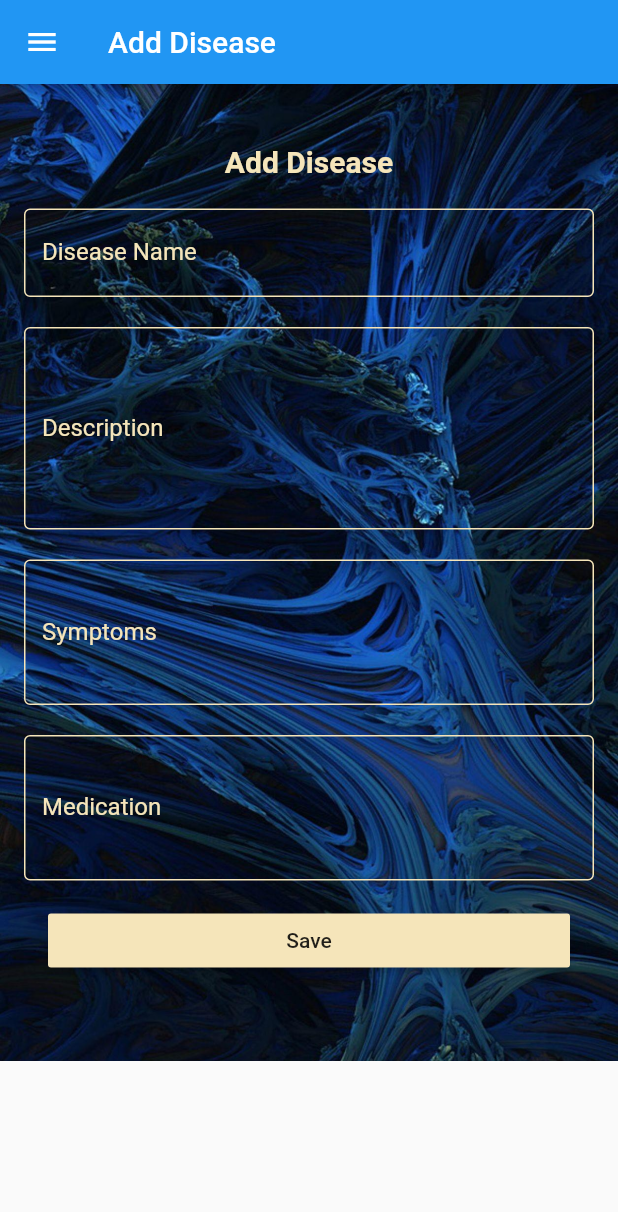
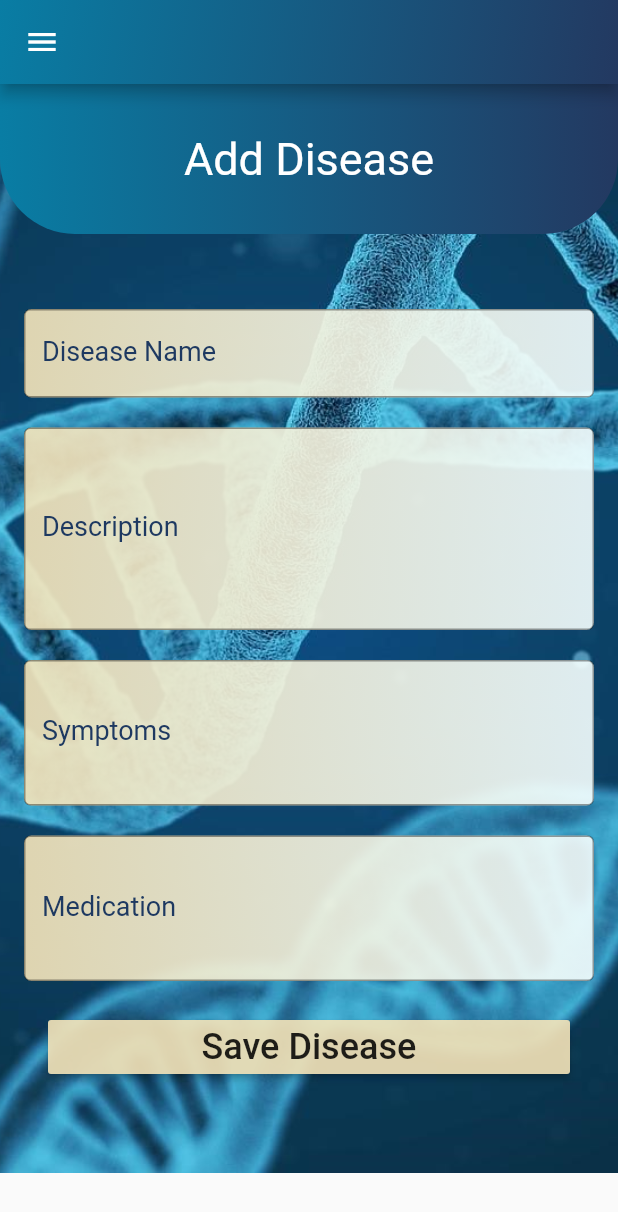
Before and after one commit to Rashy98/disease_learner, a Flutter app: the screen it shows after launch, in the side drawer, after a tap on "Add Disease", on a phone screen of 412 x 824 dp. Shown: the top 1212 px of the screen. Run offline on Flutter 3.47's test engine with Material 2 defaults, Android fonts, the phone set to English and light mode, and no system bars; our stand-ins replace sqflite; accounts and stored records are empty.

Commit message:
Add disease UI

```diff
--- a/lib/Screens/Admin/AddDiseases.dart
+++ b/lib/Screens/Admin/AddDiseases.dart
@@ -24,16 +24,87 @@ class _AddDiseasesState extends State<AddDiseases>{
     _addDisease.save();
     return Scaffold(
       drawer: NavDrawer(),
-      appBar: AppBar(
-        title: Text(_TITLE),
-      ),
-      body: SingleChildScrollView(
+        appBar: AppBar(
+          flexibleSpace: Container(
+            decoration: BoxDecoration(
+                gradient: LinearGradient(
+                    begin: Alignment.topLeft,
+                    end: Alignment.bottomRight,
+                    colors: <Color>[
+                      Color.fromRGBO(9, 125, 164, 1),
+                      Color.fromRGBO(35, 57, 97, 1),
+                    ])
+            ),
+          ),
+//          title: Text(_TITLE,style: TextStyle(fontSize: 12),),
+        ),
+
+        body: SingleChildScrollView(
         child: Container(
-          decoration: BoxDecoration(
+            decoration: BoxDecoration(
             image: DecorationImage(
-              image: AssetImage("lib/assets/images/back.jpg"),
+              image: AssetImage("lib/assets/images/detail.jpg"),
               fit: BoxFit.cover,
             ),
+            ),
+          margin: const EdgeInsets.only(top: 0),
+          padding: EdgeInsets.symmetric(horizontal: 0),
+          child: SingleChildScrollView(
+              child: Column(
+                  crossAxisAlignment: CrossAxisAlignment.center,
+                  mainAxisAlignment: MainAxisAlignment.center,
+                  children: [
+              Container(
+              decoration: new BoxDecoration(
+//                   border: Border.all(color: Colors.red),
+              borderRadius: BorderRadius.only(
+              bottomLeft: Radius.circular(50.0),
+              bottomRight: Radius.circular(50.0)),
+          gradient: new LinearGradient(
+              colors: [
+                Color.fromRGBO(9, 125, 164, 1),
+                Color.fromRGBO(35, 57, 97, 1),
+              ],
+              begin: const FractionalOffset(0.0, 0.0),
+              end: const FractionalOffset(1.0, 0.0),
+              stops: [0.0, 1.0],
+              tileMode: TileMode.clamp),
+        ),
+          child: Padding(
+            padding: const EdgeInsets.all(0),
+            child: Column(
+              mainAxisAlignment: MainAxisAlignment.start,
+              crossAxisAlignment: CrossAxisAlignment.start,
+              children: [
+                Container(
+                    height: 100,
+                    width: 412,
+                    decoration: BoxDecoration(
+//                        border: Border.all(color: Colors.red),
+                        borderRadius: BorderRadius.only(
+                            bottomLeft: Radius.circular(20.0),
+                            bottomRight: Radius.circular(20.0)),
+                        boxShadow: [
+//                          BoxShadow(color:  Colors.red)
+                        ]
+                    ),
+                    child: Center(
+                        child: Text(_TITLE, style: TextStyle(
+                            color: Colors.white, fontSize: 30),
+                          textAlign: TextAlign.center,)
+                    )
+                ),
+              ],
+            ),
+          ),
+        ),
+
+        Container(
+          decoration: BoxDecoration(
+//            image: DecorationImage(
+//              image: AssetImage("lib/assets/images/detail.jpg"),
+//              fit: BoxFit.cover,
+//            ),
           ),
           padding: const EdgeInsets.symmetric(vertical: 40.0, horizontal: 16.0),
           child: Builder(
@@ -42,22 +113,31 @@ class _AddDiseasesState extends State<AddDiseases>{
               child: Column(
                 crossAxisAlignment: CrossAxisAlignment.stretch,
                 children: [
-                  Align(
-                    alignment: Alignment.topCenter,
-                    child: Text(
-                      'Add Disease',
-                      style: TextStyle(fontWeight: FontWeight.bold, color:Color.fromRGBO(245, 229, 186, 1), fontSize: 20),
+
+                  Container(
+                    decoration: BoxDecoration(
+
+                      borderRadius: BorderRadius.circular(5),
+                      gradient: new LinearGradient(
+                          colors: [
+
+                            Color.fromRGBO(245, 229, 186, 0.9),
+                            Color.fromRGBO(245, 255, 255, 0.9),
+
+
+                          ],
+                          begin: const FractionalOffset(0.0, 0.0),
+                          end: const FractionalOffset(1.0, 0.0),
+                          stops: [0.0, 1.0],
+                          tileMode: TileMode.clamp),
                     ),
-                  ),
-                  Container(
-                    margin: EdgeInsets.only(top: 20),
+                    margin: EdgeInsets.only(top: 10),
                     child: TextFormField(
                       style: TextStyle(color: Colors.white),
                       decoration: InputDecoration(labelText: 'Disease Name',
-                        labelStyle: TextStyle(color:Color.fromRGBO(245, 229, 186, 1)),
+                        labelStyle: TextStyle(color:Color.fromRGBO(30, 57, 97, 1),fontSize: 18),
                         border: OutlineInputBorder(),
-                        enabledBorder: const OutlineInputBorder(borderSide: BorderSide(color: Color.fromRGBO(245, 229, 186, 1))) ,
-                        focusedBorder: const OutlineInputBorder(borderSide: BorderSide(color: Color.fromRGBO(245, 229, 186, 1))),),
+                      ),
                       validator: (value){
                         if (value.isEmpty){
                           return 'Please enter disease name';
@@ -68,16 +148,29 @@ class _AddDiseasesState extends State<AddDiseases>{
                     ),
                   ),
                   Container(
+                    decoration: BoxDecoration(
+                      borderRadius: BorderRadius.circular(5),
+                      gradient: new LinearGradient(
+                          colors: [
+//                            Color.fromRGBO(30, 57, 97, 0.9),
+                            Color.fromRGBO(245, 229, 186, 0.9),
+                            Color.fromRGBO(245, 255, 255, 0.9),
+
+                          ],
+                          begin: const FractionalOffset(0.0, 0.0),
+                          end: const FractionalOffset(1.0, 0.0),
+                          stops: [0.0, 1.0],
+                          tileMode: TileMode.clamp),
+                    ),
                     margin: EdgeInsets.only(top: 20),
                     child: TextFormField(
                       style: TextStyle(color: Colors.white),
                       keyboardType: TextInputType.multiline,
                       maxLines: 5,
                       decoration: InputDecoration(labelText: 'Description',
-                        labelStyle: TextStyle(color:Color.fromRGBO(245, 229, 186, 1)),
+                        labelStyle: TextStyle(color:Color.fromRGBO(30, 57, 97, 1),fontSize: 18),
                         border: OutlineInputBorder(),
-                        enabledBorder: const OutlineInputBorder(borderSide: BorderSide(color: Color.fromRGBO(245, 229, 186, 1))),
-                        focusedBorder: const OutlineInputBorder(borderSide: BorderSide(color: Color.fromRGBO(245, 229, 186, 1))),
+
                       ),
                       validator: (value){
                         if (value.isEmpty){
@@ -89,16 +182,28 @@ class _AddDiseasesState extends State<AddDiseases>{
                     ),
                   ),
                   Container(
+                    decoration: BoxDecoration(
+                      borderRadius: BorderRadius.circular(5),
+                      gradient: new LinearGradient(
+                          colors: [
+                            Color.fromRGBO(245, 229, 186, 0.9),
+                            Color.fromRGBO(245, 255, 255, 0.9),
+                          ],
+                          begin: const FractionalOffset(0.0, 0.0),
+                          end: const FractionalOffset(1.0, 0.0),
+                          stops: [0.0, 1.0],
+                          tileMode: TileMode.clamp),
+                    ),
+
                     margin: EdgeInsets.only(top: 20),
                     child: TextFormField(
                       style: TextStyle(color: Colors.white),
                       keyboardType: TextInputType.multiline,
                       maxLines: 3,
                       decoration: InputDecoration(labelText: 'Symptoms',
-                        labelStyle: TextStyle(color:Color.fromRGBO(245, 229, 186, 1)),
+                        labelStyle: TextStyle(color:Color.fromRGBO(30, 57, 97, 1),fontSize: 18),
                         border: OutlineInputBorder(),
-                        enabledBorder: const OutlineInputBorder(borderSide: BorderSide(color: Color.fromRGBO(245, 229, 186, 1))),
-                        focusedBorder: const OutlineInputBorder(borderSide: BorderSide(color: Color.fromRGBO(245, 229, 186, 1))),),
+                      ),
                       validator: (value){
                         if (value.isEmpty){
                           return 'Please enter disease name';
@@ -109,16 +214,27 @@ class _AddDiseasesState extends State<AddDiseases>{
                     ),
                   ),
                   Container(
+                    decoration: BoxDecoration(
+                      borderRadius: BorderRadius.circular(5),
+                      gradient: new LinearGradient(
+                          colors: [
+                            Color.fromRGBO(245, 229, 186, 0.9),
+                            Color.fromRGBO(245, 255, 255, 0.9),
+                          ],
+                          begin: const FractionalOffset(0.0, 0.0),
+                          end: const FractionalOffset(1.0, 0.0),
+                          stops: [0.0, 1.0],
+                          tileMode: TileMode.clamp),
+                    ),
                     margin: EdgeInsets.only(top: 20),
                     child: TextFormField(
                       style: TextStyle(color: Colors.white),
                       keyboardType: TextInputType.multiline,
                       maxLines: 3,
                       decoration: InputDecoration(labelText: 'Medication',
-                        labelStyle: TextStyle(color:Color.fromRGBO(245, 229, 186, 1)),
+                        labelStyle: TextStyle(color:Color.fromRGBO(30, 57, 97, 1),fontSize: 18),
                         border: OutlineInputBorder(),
-                        enabledBorder: const OutlineInputBorder(borderSide: BorderSide(color: Color.fromRGBO(245, 229, 186, 1))),
-                        focusedBorder: const OutlineInputBorder(borderSide: BorderSide(color: Color.fromRGBO(245, 229, 186, 1))),),
+                        ),
                       validator: (value){
                         if (value.isEmpty){
                           return 'Please enter disease name';
@@ -129,9 +245,9 @@ class _AddDiseasesState extends State<AddDiseases>{
                     ),
                   ),
                   Container(
-                    padding: const EdgeInsets.symmetric(vertical: 16.0, horizontal: 16.0),
+                    padding: const EdgeInsets.symmetric(vertical: 20.0, horizontal: 16.0),
                     child: RaisedButton(
-                      color: Color.fromRGBO(245, 229, 186, 1),
+                      color: Color.fromRGBO(245, 229, 186, 0.9),
                       onPressed: (){
                         final form = _formKey.currentState;
                         if(form.validate()){
@@ -144,7 +260,7 @@ class _AddDiseasesState extends State<AddDiseases>{
                           form.reset();
                         }
                       },
-                      child: Text('Save'),
+                      child: Text('Save Disease',style: TextStyle(fontSize: 24),),
                     ),
                   )
                 ],
@@ -152,7 +268,11 @@ class _AddDiseasesState extends State<AddDiseases>{
             ),
           ),
         ),
-      )
+      ]
+    )
+    )
+    )
+        )
     );
   }
 
--- a/lib/Screens/User/DetailedView.dart
+++ b/lib/Screens/User/DetailedView.dart
@@ -30,21 +30,6 @@ class DetailPage extends StatelessWidget {
           style: TextStyle(color: Colors.white, fontSize: 45.0),
         ),
         SizedBox(height: 10.0),
-//        Row(
-//          mainAxisAlignment: MainAxisAlignment.start,
-//          children: <Widget>[
-//            Expanded(flex: 1, child: levelIndicator),
-//            Expanded(
-//                flex: 6,
-//                child: Padding(
-//                    padding: EdgeInsets.only(left: 10.0),
-//                    child: Text(
-//                      lesson.level,
-//                      style: TextStyle(color: Colors.white),
-//                    ))),
-////            Expanded(flex: 1, child: coursePrice)
-//          ],
-//        ),
       ],
     );
 
@@ -63,7 +48,7 @@ class DetailPage extends StatelessWidget {
           height: MediaQuery.of(context).size.height * 0.5,
           padding: EdgeInsets.all(40.0),
           width: MediaQuery.of(context).size.width,
-          decoration: BoxDecoration(color: Color.fromRGBO(58, 66, 86, .9)),
+          decoration: BoxDecoration(color: Color.fromRGBO(9, 125, 164, 0.6)),
           child: Center(
             child: topContentText,
           ),
@@ -112,15 +97,7 @@ class DetailPage extends StatelessWidget {
         )
 
     );
-    final readButton = Container(
-        padding: EdgeInsets.symmetric(vertical: 16.0),
-        width: MediaQuery.of(context).size.width,
-        child: RaisedButton(
-          onPressed: () => {},
-          color: Color.fromRGBO(58, 66, 86, 1.0),
-          child:
-          Text("Go Back", style: TextStyle(color: Colors.white)),
-        ));
+
 
 
 
--- a/lib/Screens/User/ViewDiseaseNames.dart
+++ b/lib/Screens/User/ViewDiseaseNames.dart
@@ -37,7 +37,7 @@ class ViewDiseaseNamesList extends State<ViewDiseaseNames>{
     if(list != null) {
       list.forEach((element) {
         listArray.add(new Container(
-            decoration: BoxDecoration(color: Color.fromRGBO(35, 57, 97, 1),borderRadius: BorderRadius.circular(5)),
+            decoration: BoxDecoration(color: Color.fromRGBO(9, 125, 164, 1),borderRadius: BorderRadius.circular(5)),
             margin: const EdgeInsets.only(bottom: 10.0),
             child:new ListTile(
           contentPadding:
@@ -79,7 +79,6 @@ class ViewDiseaseNamesList extends State<ViewDiseaseNames>{
 
       Navigator.push(
           context, MaterialPageRoute(builder: (context) => DetailPage(disease_name: element.disease_name,description: element.description,symptoms: element.symptoms,medication: element.medication,)));
-//          context, MaterialPageRoute(builder: (context) => DetailPage(diseases.toMap()['disease_name'].toString(),diseases.toMap()['description'].toString(),diseases.toMap()['symptoms'].toString(),diseases.toMap()['medication'].toString())));
           },
         )));
       setState(() {
@@ -104,7 +103,7 @@ class ViewDiseaseNamesList extends State<ViewDiseaseNames>{
                     begin: Alignment.topLeft,
                     end: Alignment.bottomRight,
                     colors: <Color>[
-                      Color.fromRGBO(90, 125, 164, 1),
+                      Color.fromRGBO(9, 125, 164, 1),
                       Color.fromRGBO(35, 57, 97, 1),
                     ])
             ),
@@ -128,7 +127,7 @@ class ViewDiseaseNamesList extends State<ViewDiseaseNames>{
                               bottomRight: Radius.circular(50.0)),
                           gradient: new LinearGradient(
                               colors: [
-                                Color.fromRGBO(90, 125, 164, 1),
+                                Color.fromRGBO(9, 125, 164, 1),
                                 Color.fromRGBO(35, 57, 97, 1),
                               ],
                               begin: const FractionalOffset(0.0, 0.0),
@@ -168,18 +167,9 @@ class ViewDiseaseNamesList extends State<ViewDiseaseNames>{
                         height: 50,
                       ),
 
-//                      Column(
-//                        children: isLoading ?[CircularProgressIndicator()]:[
-//                          ListView(
-//                            children: listArray
-//                            ,
-//                          )
-//                        ],
-//                      ),
                       Card(
                         child: Column(
                             children: isLoading? [CircularProgressIndicator()]:listArray
-//                            listArray
                         ),
                       ),
 
--- a/lib/main.dart
+++ b/lib/main.dart
@@ -1,5 +1,6 @@
 import 'package:flutter/material.dart';
 import 'package:disease_learner/Screens/Common/NavDrawer.dart';
+import 'package:disease_learner/Screens/User/ViewDiseaseNames.dart';
 
 void main() {
   runApp(MyApp());
@@ -27,7 +28,7 @@ class MyApp extends StatelessWidget {
         // closer together (more dense) than on mobile platforms.
         visualDensity: VisualDensity.adaptivePlatformDensity,
       ),
-      home: MyHomePage(title: 'Flutter Demo Home Page'),
+      home: ViewDiseaseNames(),
     );
   }
 }
```
